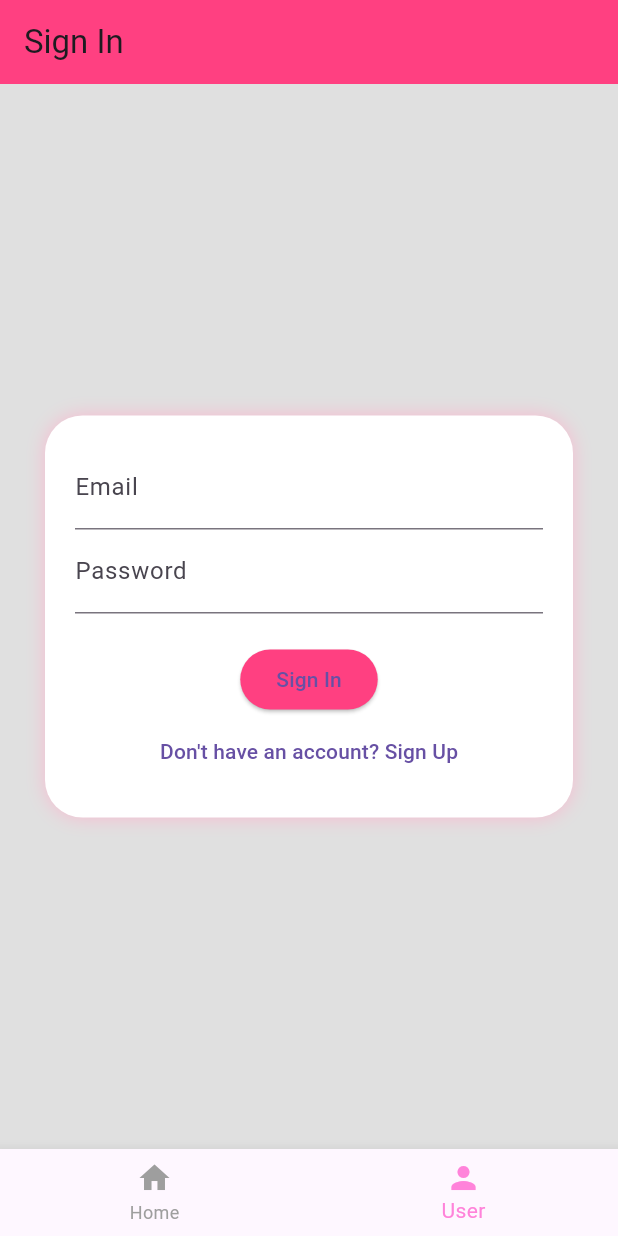
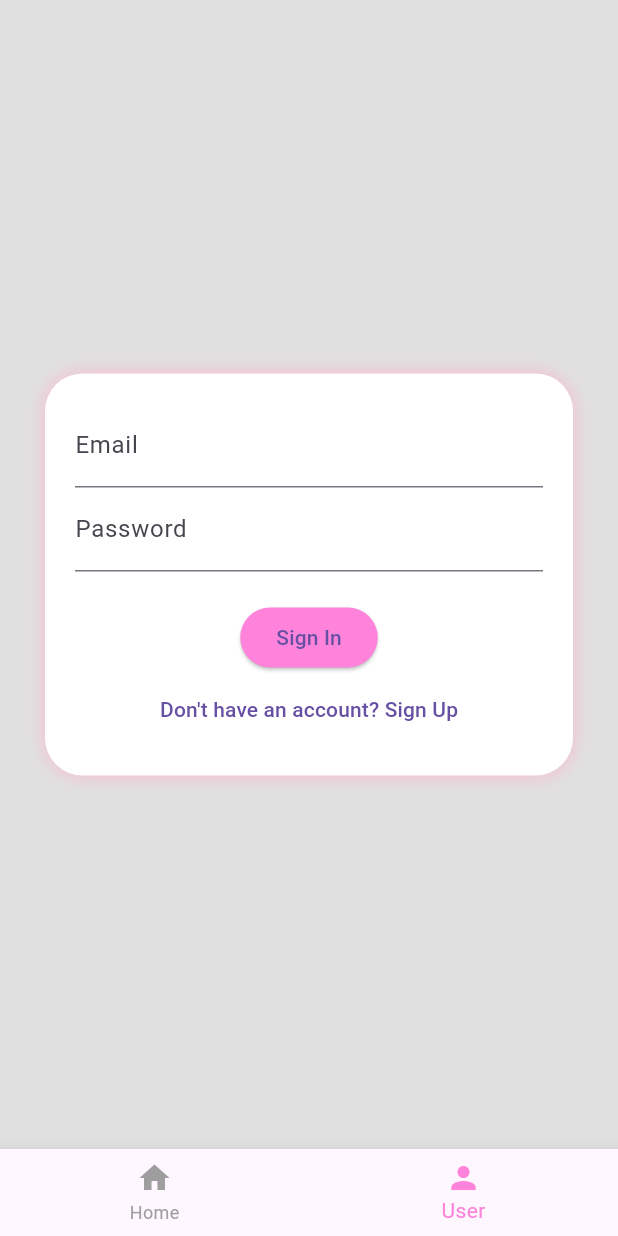
Before and after one commit to SoraP1510/Hotel_DD, a Flutter app: the screen it shows after launch, item 2 of the bottom bar chosen, on a phone screen of 412 x 824 dp. Run offline on Flutter 3.47's test engine with Material 3 defaults, Android fonts, the phone set to English and light mode, and no system bars; our stand-ins replace flutter_map, latlong2; network calls fail.

Commit message:
color change

```diff
--- a/lib/screens/UserPage.dart
+++ b/lib/screens/UserPage.dart
@@ -120,7 +120,7 @@ class UserPage extends StatelessWidget {
                             builder: (_) => const ChangePasswordPage()),
                       ),
                       style: ElevatedButton.styleFrom(
-                        backgroundColor: const Color(0xFFFCCAFF),
+                        backgroundColor: const Color.fromARGB(255, 255, 131, 218),
                         foregroundColor: Colors.black,
                         shape: RoundedRectangleBorder(
                             borderRadius: BorderRadius.circular(20)),
@@ -137,7 +137,7 @@ class UserPage extends StatelessWidget {
                             builder: (_) => const ChangePhonePage()),
                       ),
                       style: ElevatedButton.styleFrom(
-                        backgroundColor: const Color(0xFFFCCAFF),
+                        backgroundColor: const Color.fromARGB(255, 255, 131, 218),
                         foregroundColor: Colors.black,
                         shape: RoundedRectangleBorder(
                             borderRadius: BorderRadius.circular(20)),
--- a/lib/screens/sign_in_screen.dart
+++ b/lib/screens/sign_in_screen.dart
@@ -81,7 +81,7 @@ class _SignInScreenState extends State<SignInScreen> {
   Widget build(BuildContext context) {
     return Scaffold(
       backgroundColor: Colors.grey[300],
-      appBar: AppBar(title: const Text('Sign In'), backgroundColor: Colors.pinkAccent),
+
       body: Center(
         child: Container(
           padding: const EdgeInsets.all(20),
@@ -108,7 +108,7 @@ class _SignInScreenState extends State<SignInScreen> {
                   ? const CircularProgressIndicator()
                   : ElevatedButton(
                       onPressed: _signIn,
-                      style: ElevatedButton.styleFrom(backgroundColor: Colors.pinkAccent),
+                      style: ElevatedButton.styleFrom(backgroundColor: Color.fromARGB(255, 255, 131, 218)),
                       child: const Text('Sign In'),
                     ),
               TextButton(
--- a/lib/screens/sign_up_screen.dart
+++ b/lib/screens/sign_up_screen.dart
@@ -100,7 +100,7 @@ class _SignUpScreenState extends State<SignUpScreen> {
                   ? const CircularProgressIndicator()
                   : ElevatedButton(
                       onPressed: _signUp,
-                      style: ElevatedButton.styleFrom(backgroundColor: Colors.pinkAccent),
+                      style: ElevatedButton.styleFrom(backgroundColor: Color.fromARGB(255, 255, 131, 218)),
                       child: const Text('Sign Up'),
                     ),
               TextButton(
```
